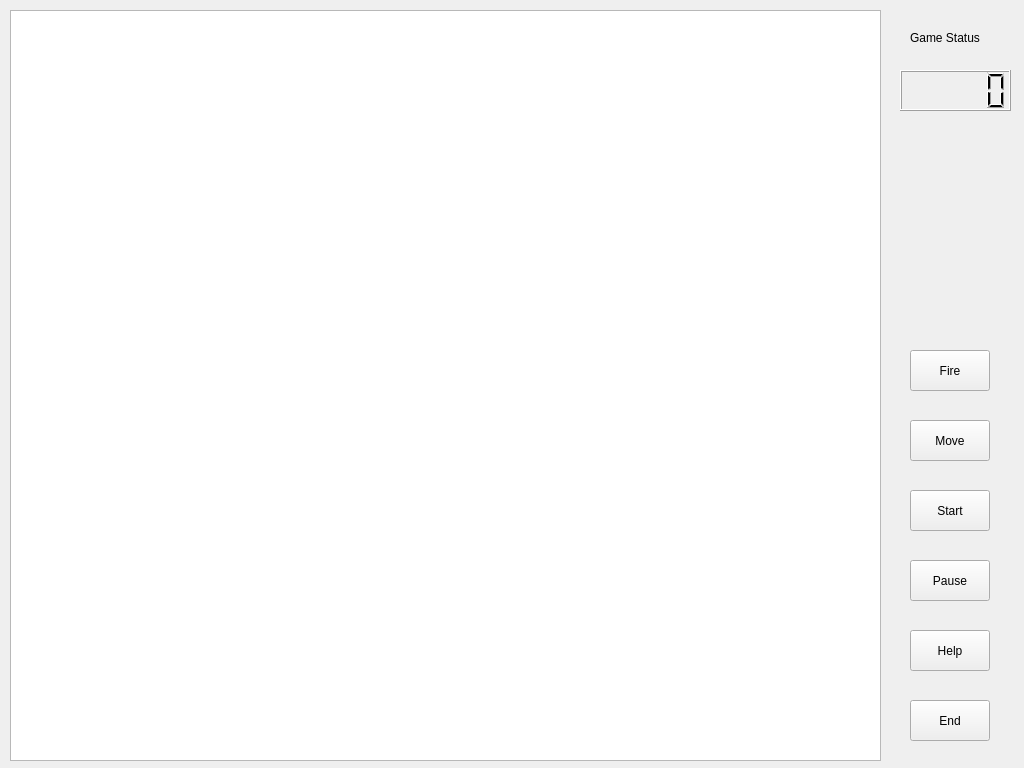
This is mainwindow.ui in JamesZFS/Warzone as Qt 5 draws it before an edit. The edited form follows.
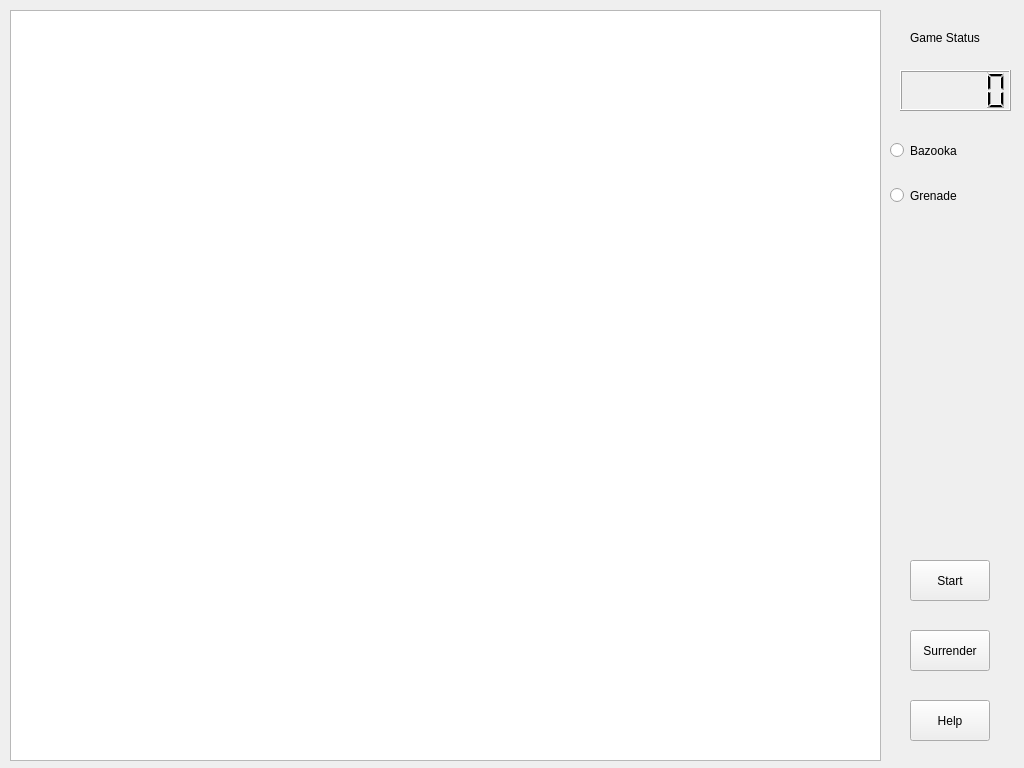
This is the edited form. Icons and pictures are not drawn.

Commit message: [add] weapon icons

Patch:
```diff
--- a/mainwindow.ui
+++ b/mainwindow.ui
@@ -58,52 +58,39 @@
    <property name="geometry">
     <rect>
      <x>910</x>
-     <y>490</y>
-     <width>80</width>
-     <height>41</height>
-    </rect>
-   </property>
-   <property name="text">
-    <string>Start</string>
-   </property>
-  </widget>
-  <widget class="QPushButton" name="bt_pause">
-   <property name="geometry">
-    <rect>
-     <x>910</x>
      <y>560</y>
      <width>80</width>
      <height>41</height>
     </rect>
    </property>
    <property name="text">
-    <string>Pause</string>
+    <string>Start</string>
    </property>
   </widget>
   <widget class="QPushButton" name="bt_help">
    <property name="geometry">
     <rect>
      <x>910</x>
-     <y>630</y>
-     <width>80</width>
-     <height>41</height>
-    </rect>
-   </property>
-   <property name="text">
-    <string>Help</string>
-   </property>
-  </widget>
-  <widget class="QPushButton" name="bt_end">
-   <property name="geometry">
-    <rect>
-     <x>910</x>
      <y>700</y>
      <width>80</width>
      <height>41</height>
     </rect>
    </property>
    <property name="text">
-    <string>End</string>
+    <string>Help</string>
+   </property>
+  </widget>
+  <widget class="QPushButton" name="bt_surrender">
+   <property name="geometry">
+    <rect>
+     <x>910</x>
+     <y>630</y>
+     <width>80</width>
+     <height>41</height>
+    </rect>
+   </property>
+   <property name="text">
+    <string>Surrender</string>
    </property>
   </widget>
   <widget class="QGraphicsView" name="graphics_view">
@@ -116,30 +103,50 @@
     </rect>
    </property>
   </widget>
-  <widget class="QPushButton" name="bt_move">
+  <widget class="QRadioButton" name="rbt_bazooka">
    <property name="geometry">
     <rect>
-     <x>910</x>
-     <y>420</y>
-     <width>80</width>
+     <x>890</x>
+     <y>130</y>
+     <width>121</width>
      <height>41</height>
     </rect>
    </property>
    <property name="text">
-    <string>Move</string>
+    <string>Bazooka</string>
+   </property>
+   <property name="icon">
+    <iconset resource="res.qrc">
+     <normaloff>:/img/Bazooka.png</normaloff>:/img/Bazooka.png</iconset>
+   </property>
+   <property name="iconSize">
+    <size>
+     <width>40</width>
+     <height>40</height>
+    </size>
    </property>
   </widget>
-  <widget class="QPushButton" name="bt_fire">
+  <widget class="QRadioButton" name="rbt_grenade">
    <property name="geometry">
     <rect>
-     <x>910</x>
-     <y>350</y>
-     <width>80</width>
-     <height>41</height>
+     <x>890</x>
+     <y>170</y>
+     <width>121</width>
+     <height>51</height>
     </rect>
    </property>
    <property name="text">
-    <string>Fire</string>
+    <string>Grenade</string>
+   </property>
+   <property name="icon">
+    <iconset resource="res.qrc">
+     <normaloff>:/img/W4_Grenade.png</normaloff>:/img/W4_Grenade.png</iconset>
+   </property>
+   <property name="iconSize">
+    <size>
+     <width>40</width>
+     <height>40</height>
+    </size>
    </property>
   </widget>
   <action name="actionstart">
```
Left out of the diff: 4 changed lines with no effect on the pictures. The commit also changes 8 other files.
